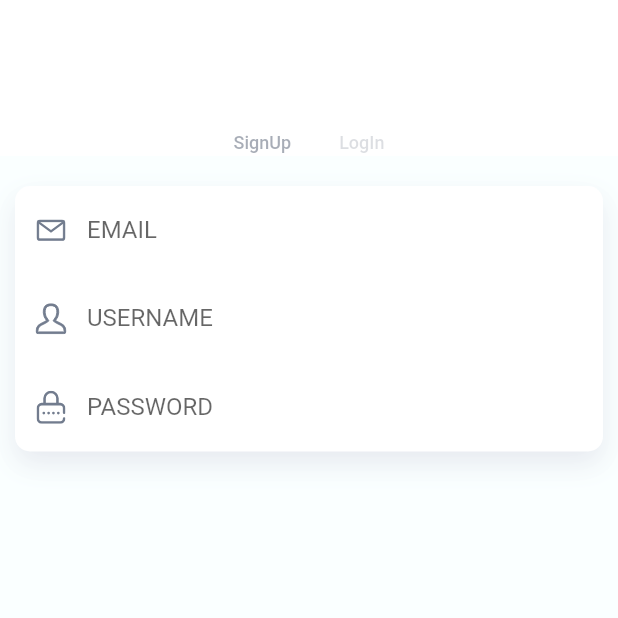
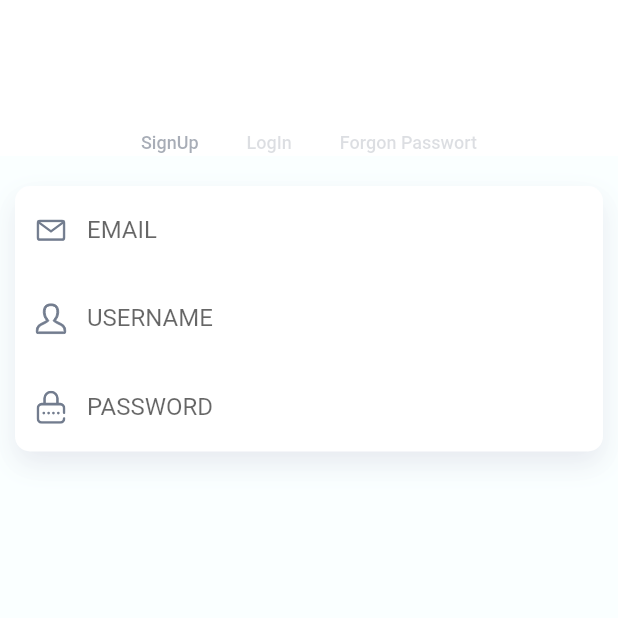
Before and after one commit to Justggodlike/flutter-project-backup, a Flutter app: the screen it shows after launch, on a phone screen of 412 x 824 dp, the top half of it. Run offline on Flutter 3.47's test engine with Material 2 defaults, Android fonts, the phone set to English and light mode, and no system bars; our stand-ins replace flutter_svg, get_it; missing offline and left inert: flare_splash_screen.

```diff
--- a/help_me/lib/ui/pages/authorization/authorization_page.dart
+++ b/help_me/lib/ui/pages/authorization/authorization_page.dart
@@ -22,9 +22,9 @@ class AuthorizationPage extends StatelessWidget {
           backgroundColor: Color.fromARGB(255, 255, 255, 255),
           bottom: TabBar(
             tabs: <Widget>[
-              Text('SignUp'),
+              Text('SignUp'), //TODO: repalce to i18n!
               Text('LogIn'),
-              // Text('Forgon Passwort'),
+              Text('Forgon Passwort'),
             ],
             indicatorColor: Colors.transparent,
             labelStyle: tabStyle,
@@ -37,6 +37,7 @@ class AuthorizationPage extends StatelessWidget {
           children: <Widget>[
             SignUpPage(),
             LogInPage(),
+            ForgotPasswordPage(),
           ],
         ),
       ),
--- a/help_me/lib/ui/pages/authorization/index.dart
+++ b/help_me/lib/ui/pages/authorization/index.dart
@@ -1,3 +1,5 @@
 export 'authorization_page.dart';
 export 'authorization_tab_base.dart';
+export 'forgot_password_page.dart';
+export 'log_in_page.dart';
 export 'sign_up_page.dart';
```
Also changed, not shown: help_me/lib/ui/pages/authorization/forgot_password_page.dart (added, +26 -0 lines).
